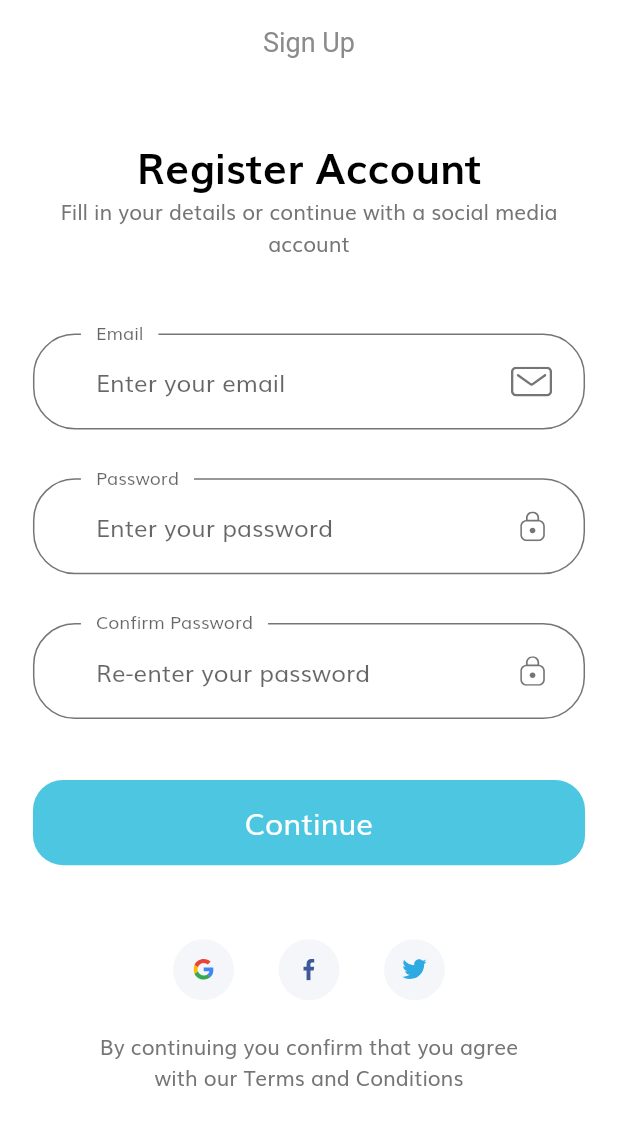
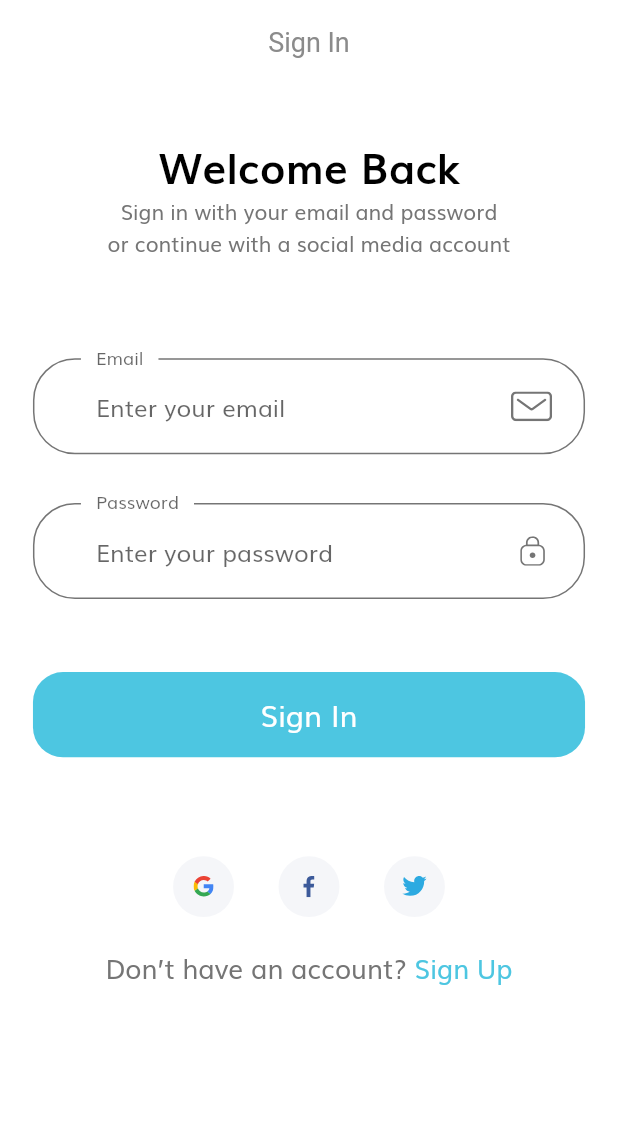
Before and after one commit to User-Experience-Design-SE3050-2021/se3050---uee-2021s2_reg_we_25, a Flutter app: the screen it shows after launch, on a phone screen of 412 x 824 dp. Shown: the top 1125 px of the screen. Run offline on Flutter 3.47's test engine with Material 2 defaults, Android fonts, the phone set to English and light mode, and no system bars; our stand-ins replace cloud_firestore, firebase_core, flutter_svg; accounts and stored records are empty.

Commit message:
Design sign in screen

```diff
--- /dev/null
+++ b/lib/components/no_account_text.dart
@@ -0,0 +1,33 @@
+import 'package:flutter/material.dart';
+import 'package:nolimit/screens/sign_up/sign_up_screen.dart';
+
+import '../constants.dart';
+import '../size_config.dart';
+
+class NoAccountText extends StatelessWidget {
+  const NoAccountText({
+    Key? key,
+  }) : super(key: key);
+
+  @override
+  Widget build(BuildContext context) {
+    return Row(
+      mainAxisAlignment: MainAxisAlignment.center,
+      children: [
+        Text(
+          "Don\u2019t have an account? ",
+          style: TextStyle(fontSize: getProportionateScreenWidth(16)),
+        ),
+        GestureDetector(
+          onTap: () => Navigator.pushNamed(context, SignUpScreen.routeName),
+          child: Text(
+            "Sign Up",
+            style: TextStyle(
+                fontSize: getProportionateScreenWidth(16),
+                color: kPrimaryColor),
+          ),
+        ),
+      ],
+    );
+  }
+}
--- a/lib/constants.dart
+++ b/lib/constants.dart
@@ -35,6 +35,8 @@ const String kMatchPassError = "Passwords don't match";
 const String kNameNullError = "Please enter your name";
 const String kPhoneNumberNullError = "Please enter your phone number";
 const String kAddressNullError = "Please enter your address";
+const String kEmailOrPasswordError = "Email or password is incorrect";
+const String kSomethingWrongError = "Something went wrong, please try again...";
 
 final otpInputDecoration = InputDecoration(
   contentPadding:
--- a/lib/routes.dart
+++ b/lib/routes.dart
@@ -2,6 +2,7 @@ import 'package:flutter/widgets.dart';
 import 'package:nolimit/screens/allProducts/all_products_screen.dart';
 import 'package:nolimit/screens/complete_profile/complete_profile_screen.dart';
 import 'package:nolimit/screens/home/home_screen.dart';
+import 'package:nolimit/screens/sign_in/sign_in_screen.dart';
 import 'package:nolimit/screens/singleProduct/singleProduct_screen.dart';
 import 'package:nolimit/screens/sign_up/sign_up_screen.dart';
 import 'package:nolimit/screens/sign_up_success/sign_up_success_screen.dart';
@@ -15,4 +16,5 @@ final Map<String, WidgetBuilder> routes = {
   SignUpScreen.routeName: (context) => SignUpScreen(),
   CompleteProfileScreen.routeName: (context) => CompleteProfileScreen(),
   SignUpSuccessScreen.routeName: (context) => SignUpSuccessScreen(),
+  SignInScreen.routeName: (context) => SignInScreen(),
 };
--- /dev/null
+++ b/lib/screens/sign_in/components/body.dart
@@ -0,0 +1,55 @@
+import 'package:flutter/material.dart';
+import 'package:nolimit/components/no_account_text.dart';
+import 'package:nolimit/components/social_card.dart';
+import 'package:nolimit/constants.dart';
+import 'package:nolimit/size_config.dart';
+import '../sign_in_form.dart';
+
+class Body extends StatelessWidget {
+  @override
+  Widget build(BuildContext context) {
+    return SizedBox(
+      width: double.infinity,
+      child: Padding(
+        padding: EdgeInsets.symmetric(horizontal: getProportionateScreenWidth(20)),
+        child: SingleChildScrollView(
+          child: Column(
+            children: [
+              SizedBox(height: SizeConfig.screenHeight * 0.04),
+              Text(
+                'Welcome Back',
+                style: headingStyle,
+              ),
+              Text(
+                'Sign in with your email and password\nor continue with a social media account',
+                textAlign: TextAlign.center,
+              ),
+              SizedBox(height: SizeConfig.screenHeight * 0.08),
+              SignInForm(),
+              SizedBox(height: SizeConfig.screenHeight * 0.08),
+              Row(
+                mainAxisAlignment: MainAxisAlignment.center,
+                children: [
+                  SocialCard(
+                    icon: 'assets/icons/google-icon.svg',
+                    press: () {},
+                  ),
+                  SocialCard(
+                    icon: 'assets/icons/facebook-2.svg',
+                    press: () {},
+                  ),
+                  SocialCard(
+                    icon: 'assets/icons/twitter.svg',
+                    press: () {},
+                  ),
+                ],
+              ),
+              SizedBox(height: getProportionateScreenHeight(20)),
+              NoAccountText()
+            ],
+          ),
+        ),
+      )
+    );
+  }
+}
--- /dev/null
+++ b/lib/screens/sign_in/sign_in_form.dart
@@ -0,0 +1,132 @@
+import 'package:flutter/material.dart';
+
+import 'package:nolimit/constants.dart';
+import 'package:nolimit/components/custom_suffix_icon.dart';
+import 'package:nolimit/components/default_button.dart';
+import 'package:nolimit/components/form_error.dart';
+import 'package:nolimit/size_config.dart';
+
+class SignInForm extends StatefulWidget {
+  @override
+  _SignInFormState createState() => _SignInFormState();
+}
+
+class _SignInFormState extends State<SignInForm> {
+  final _formKey = GlobalKey<FormState>();
+  String? email;
+  String? password;
+  String? confirmPassword;
+  final List<String> errors = [];
+
+  void addError({String error = ''}) {
+    if (!errors.contains(error))
+      setState(() {
+        errors.add(error);
+      });
+  }
+
+  void removeError({String error = ''}) {
+    if (errors.contains(error))
+      setState(() {
+        errors.remove(error);
+      });
+  }
+
+  @override
+  Widget build(BuildContext context) {
+    return Form(
+      key: _formKey,
+      child: Column(
+        children: [
+          buildEmailFormField(),
+          FormError(error: errors.contains(kEmailNullError) ? kEmailNullError : ''),
+          FormError(error: errors.contains(kInvalidEmailError) ? kInvalidEmailError : ''),
+          SizedBox(height: getProportionateScreenHeight(32)),
+          buildPasswordFormField(),
+          FormError(error: errors.contains(kPassNullError) ? kPassNullError : ''),
+          SizedBox(height: getProportionateScreenHeight(24)),
+          FormError(error: errors.contains(kEmailOrPasswordError) ? kEmailOrPasswordError : ''),
+          FormError(error: errors.contains(kSomethingWrongError) ? kSomethingWrongError : ''),
+          SizedBox(height: getProportionateScreenHeight(24)),
+          DefaultButton(
+            text: "Sign In",
+            press: () {
+              if (_formKey.currentState!.validate()) {
+                _formKey.currentState!.save();
+                // Navigator.pushNamed(context, HomeScreen.routeName);
+              }
+            }
+          )
+        ],
+      )
+    );
+  }
+
+  TextFormField buildEmailFormField() {
+    return TextFormField(
+      keyboardType: TextInputType.emailAddress,
+      onSaved: (newValue) => email = newValue,
+      onChanged: (value) {
+        if (value.isNotEmpty) {
+          removeError(error: kEmailNullError);
+        } else if (emailValidatorRegExp.hasMatch(value)) {
+          removeError(error: kInvalidEmailError);
+        }
+        removeError(error: kEmailOrPasswordError);
+        removeError(error: kSomethingWrongError);
+        return null;
+      },
+      validator: (value) {
+        if (value!.isEmpty) {
+          addError(error: kEmailNullError);
+          return "";
+        } else if (!emailValidatorRegExp.hasMatch(value)) {
+          addError(error: kInvalidEmailError);
+          return "";
+        }
+        return null;
+      },
+      decoration: InputDecoration(
+        labelText: 'Email',
+        hintText: 'Enter your email',
+        floatingLabelBehavior: FloatingLabelBehavior.always,
+        suffixIcon: CustomSuffixIcon(svgIcon: 'assets/icons/Mail.svg')
+      )
+    );
+  }
+
+  TextFormField buildPasswordFormField() {
+    return TextFormField(
+      obscureText: true,
+      onSaved: (newValue) => password = newValue,
+      onChanged: (value) {
+        if (value.isNotEmpty) {
+          removeError(error: kPassNullError);
+        }
+        if (value.length >= 8 || value.length == 0) {
+          removeError(error: kShortPassError);
+        }
+        removeError(error: kEmailOrPasswordError);
+        removeError(error: kSomethingWrongError);
+        password = value;
+        return null;
+      },
+      validator: (value) {
+        if (value!.isEmpty) {
+          addError(error: kPassNullError);
+          return "";
+        } else if (value.length < 8) {
+          addError(error: kShortPassError);
+          return "";
+        }
+        return null;
+      },
+      decoration: InputDecoration(
+        labelText: 'Password',
+        hintText: 'Enter your password',
+        floatingLabelBehavior: FloatingLabelBehavior.always,
+        suffixIcon: CustomSuffixIcon(svgIcon: 'assets/icons/Lock.svg',)
+      ),
+    );
+  }
+}
--- /dev/null
+++ b/lib/screens/sign_in/sign_in_screen.dart
@@ -0,0 +1,21 @@
+import 'package:flutter/material.dart';
+import 'package:nolimit/screens/sign_in/components/body.dart';
+
+import '../../size_config.dart';
+
+class SignInScreen extends StatelessWidget {
+  static String routeName = "/sign_in";
+
+  @override
+  Widget build(BuildContext context) {
+    SizeConfig().init(context);
+
+    return Scaffold(
+      appBar: AppBar(
+        title: Text("Sign In"),
+        centerTitle: true,
+      ),
+      body: Body(),
+    );
+  }
+}
--- a/lib/screens/splash/splash_screen.dart
+++ b/lib/screens/splash/splash_screen.dart
@@ -1,5 +1,5 @@
 import 'package:flutter/material.dart';
-import 'package:nolimit/screens/sign_up/sign_up_screen.dart';
+import 'package:nolimit/screens/sign_in/sign_in_screen.dart';
 import 'dart:async';
 import '../../size_config.dart';
 import 'components/body.dart';
@@ -14,7 +14,7 @@ class SplashScreen extends StatelessWidget {
       Navigator.pushReplacement(
         context,
         MaterialPageRoute(
-          builder: (context) => SignUpScreen()
+          builder: (context) => SignInScreen()
         )
       );
     });
```
